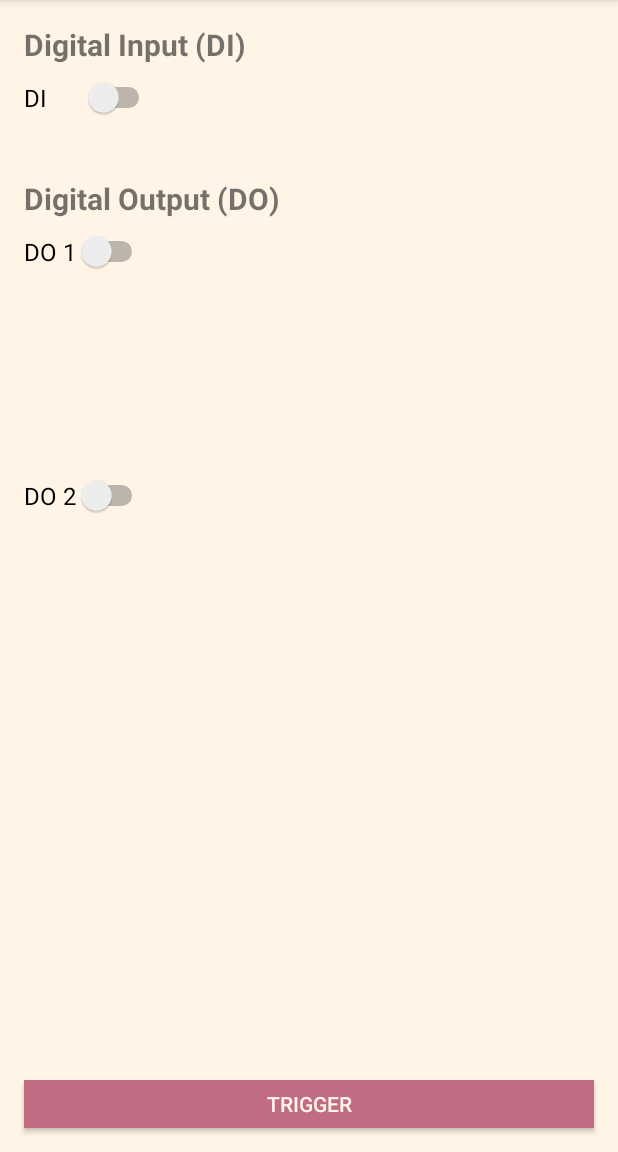
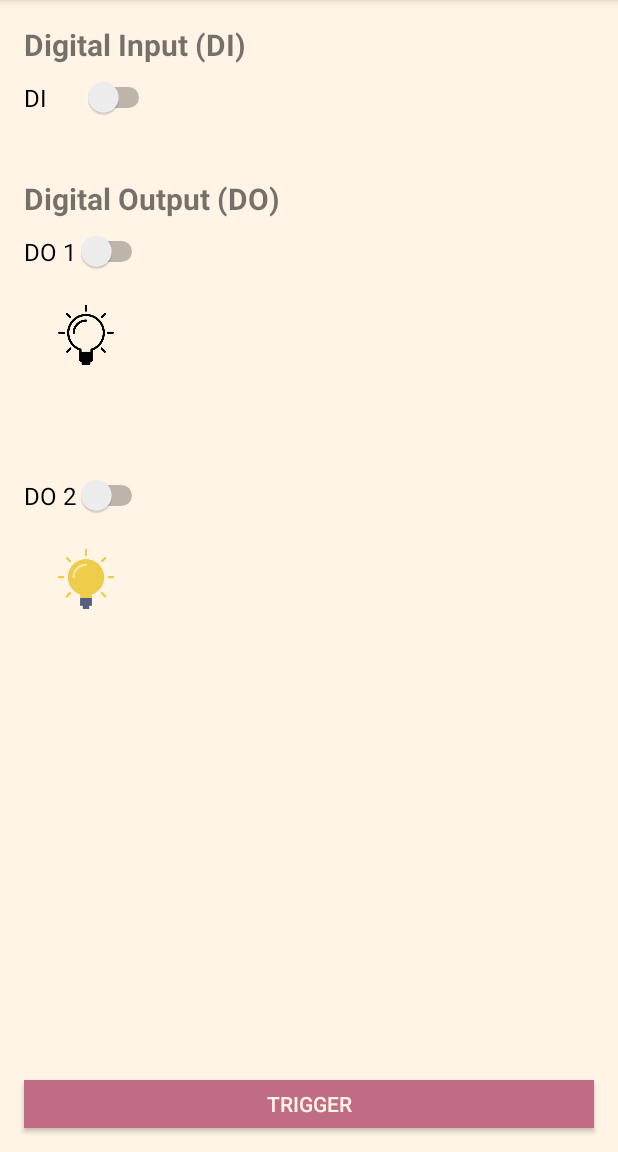
Before and after one commit to honiwy/GPIOdemo, an Android app: the screen it shows after launch (MainActivity), on a phone screen of 412 x 824 dp, the part 84-1236 px from its top. Run offline under Robolectric (Android 15) with nearby library versions, the phone set to English and light mode, and no system bars; our stand-ins replace data binding.

Commit message:
include delay and pulse logic in event trigger

```diff
--- a/app/src/main/java/com/avc/app/gpiodemo/ui/main/MainFragment.kt
+++ b/app/src/main/java/com/avc/app/gpiodemo/ui/main/MainFragment.kt
@@ -96,11 +96,6 @@ class MainFragment : Fragment() {
             }
         })
 
-        binding.trigger.setOnClickListener {
-            Toast.makeText(GpioDemoApplication.appContext, R.string.trigger_toast, Toast.LENGTH_SHORT).show()
-
-        }
-
         return binding.root
     }
 
--- a/app/src/main/java/com/avc/app/gpiodemo/ui/main/MainViewModel.kt
+++ b/app/src/main/java/com/avc/app/gpiodemo/ui/main/MainViewModel.kt
@@ -1,8 +1,11 @@
 package com.avc.app.gpiodemo.ui.main
 
+import android.widget.Toast
 import androidx.lifecycle.LiveData
 import androidx.lifecycle.MutableLiveData
 import androidx.lifecycle.ViewModel
+import com.avc.app.gpiodemo.GpioDemoApplication
+import com.avc.app.gpiodemo.R
 
 class MainViewModel : ViewModel() {
     // TODO: Implement the ViewModel
@@ -11,7 +14,7 @@ class MainViewModel : ViewModel() {
     val isDiEnabled: LiveData<Boolean>
         get() = _isDiEnabled
 
-    fun clickDiSwitch(){
+    fun clickDiSwitch() {
         _isDiEnabled.value = (_isDiEnabled.value == false)
     }
 
@@ -20,7 +23,7 @@ class MainViewModel : ViewModel() {
     val isDo1Enabled: LiveData<Boolean>
         get() = _isDo1Enabled
 
-    fun clickDo1Switch(){
+    fun clickDo1Switch() {
         _isDo1Enabled.value = (_isDo1Enabled.value == false)
     }
 
@@ -29,7 +32,7 @@ class MainViewModel : ViewModel() {
     val isDo2Enabled: LiveData<Boolean>
         get() = _isDo2Enabled
 
-    fun clickDo2Switch(){
+    fun clickDo2Switch() {
         _isDo2Enabled.value = (_isDo2Enabled.value == false)
     }
 
@@ -38,7 +41,7 @@ class MainViewModel : ViewModel() {
     val do1PulseSec: LiveData<Int>
         get() = _do1PulseSec
 
-    fun changeDo1PulseTime(sec: Int){
+    fun changeDo1PulseTime(sec: Int) {
         _do1PulseSec.value = sec
     }
 
@@ -47,7 +50,7 @@ class MainViewModel : ViewModel() {
     val do1DelaySec: LiveData<Int>
         get() = _do1DelaySec
 
-    fun changeDo1DelayTime(sec: Int){
+    fun changeDo1DelayTime(sec: Int) {
         _do1DelaySec.value = sec
     }
 
@@ -56,7 +59,7 @@ class MainViewModel : ViewModel() {
     val do2PulseSec: LiveData<Int>
         get() = _do2PulseSec
 
-    fun changeDo2PulseTime(sec: Int){
+    fun changeDo2PulseTime(sec: Int) {
         _do2PulseSec.value = sec
     }
 
@@ -65,7 +68,7 @@ class MainViewModel : ViewModel() {
     val do2DelaySec: LiveData<Int>
         get() = _do2DelaySec
 
-    fun changeDo2DelayTime(sec: Int){
+    fun changeDo2DelayTime(sec: Int) {
         _do2DelaySec.value = sec
     }
 
@@ -74,9 +77,42 @@ class MainViewModel : ViewModel() {
     val seekBarDisplayValue: LiveData<Int>
         get() = _seekBarDisplayValue
 
-    fun changeSeekBarDisplay(sec: Int){
+    fun changeSeekBarDisplay(sec: Int) {
         _seekBarDisplayValue.value = sec
     }
+
+    var do1LastTimeTriggered: Long = 0
+    var do2LastTimeTriggered: Long = 0
+
+    private val _isDO1TriggeredTooOften = MutableLiveData<Boolean>()
+
+    val isDO1TriggeredTooOften: LiveData<Boolean>
+        get() = _isDO1TriggeredTooOften
+
+    private val _isDO2TriggeredTooOften = MutableLiveData<Boolean>()
+
+    val isDO2TriggeredTooOften: LiveData<Boolean>
+        get() = _isDO2TriggeredTooOften
+
+    private val _isDO1NormalOpen = MutableLiveData<Boolean>()
+
+    val isDO1NormalOpen: LiveData<Boolean>
+        get() = _isDO1NormalOpen
+
+    private val _isDO2NormalOpen = MutableLiveData<Boolean>()
+
+    val isDO2NormalOpen: LiveData<Boolean>
+        get() = _isDO2NormalOpen
+
+    private val _isDO1LightOn = MutableLiveData<Boolean>()
+
+    val isDO1LightOn: LiveData<Boolean>
+        get() = _isDO1LightOn
+
+    private val _isDO2LightOn = MutableLiveData<Boolean>()
+
+    val isDO2LightOn: LiveData<Boolean>
+        get() = _isDO2LightOn
 
     init {
         _isDiEnabled.value = false
@@ -86,6 +122,40 @@ class MainViewModel : ViewModel() {
         _do1DelaySec.value = 1
         _do2PulseSec.value = 1
         _do2DelaySec.value = 1
-        _seekBarDisplayValue.value = 1
+        _isDO1TriggeredTooOften.value = false
+        _isDO2TriggeredTooOften.value = false
+    }
+
+    fun triggerEvent() {
+        Toast.makeText(GpioDemoApplication.appContext, R.string.trigger_toast, Toast.LENGTH_SHORT).show()
+        if (_isDo1Enabled.value == true && isTimeToTriggerDO1()) {
+            //todo: trigger do1 than close
+        }
+
+        if (_isDo2Enabled.value == true && isTimeToTriggerDO2()) {
+            //todo: trigger do2 than close
+        }
+    }
+
+    private fun isTimeToTriggerDO1(): Boolean {
+        return if ((System.currentTimeMillis() - do1LastTimeTriggered) > (_do1PulseSec.value!! + _do1DelaySec.value!!) * 1000) {
+            do1LastTimeTriggered = System.currentTimeMillis()
+            _isDO1TriggeredTooOften.value = false
+            true
+        } else {
+            _isDO1TriggeredTooOften.value = true
+            false
+        }
+    }
+
+    private fun isTimeToTriggerDO2(): Boolean {
+        return if ((System.currentTimeMillis() - do2LastTimeTriggered) > (_do2PulseSec.value!! + _do2DelaySec.value!!) * 1000) {
+            do2LastTimeTriggered = System.currentTimeMillis()
+            _isDO2TriggeredTooOften.value = false
+            true
+        } else {
+            _isDO2TriggeredTooOften.value = true
+            false
+        }
     }
 }
--- /dev/null
+++ b/app/src/main/res/drawable/light_selector.xml
@@ -0,0 +1,5 @@
+<?xml version="1.0" encoding="utf-8"?>
+<selector xmlns:android="http://schemas.android.com/apk/res/android">
+    <item android:drawable="@drawable/light_on" android:state_checked="true" />
+    <item android:drawable="@drawable/light_off" android:state_checked="false" />
+</selector>
--- /dev/null
+++ b/app/src/main/res/drawable/round_sec_tooltip.xml
@@ -0,0 +1,17 @@
+<?xml version="1.0" encoding="utf-8"?>
+
+<layer-list xmlns:android="http://schemas.android.com/apk/res/android">
+    <item>
+        <shape>
+            <solid
+                    android:color="@color/colorAccentSemi"/>
+            <corners
+                    android:radius="16dp" />
+            <padding
+                    android:left="8dp"
+                    android:top="8dp"
+                    android:right="8dp"
+                    android:bottom="8dp" />
+        </shape>
+    </item>
+</layer-list>
--- a/app/src/main/res/layout/main_fragment.xml
+++ b/app/src/main/res/layout/main_fragment.xml
@@ -136,6 +136,8 @@
                     android:id="@+id/do1PulseTimeBar"
                     android:layout_width="0dp"
                     android:layout_height="wrap_content"
+                    android:min="1"
+                    android:max="80"
                     app:layout_constraintEnd_toEndOf="@+id/dO1NormalStatus"
                     app:layout_constraintStart_toStartOf="parent"
                     app:layout_constraintTop_toBottomOf="@+id/do1PulseTime"/>
@@ -153,6 +155,8 @@
                     android:id="@+id/do1DelayTimeBar"
                     android:layout_width="0dp"
                     android:layout_height="wrap_content"
+                    android:min="1"
+                    android:max="1800"
                     app:layout_constraintEnd_toEndOf="@+id/dO1NormalStatus"
                     app:layout_constraintStart_toStartOf="parent"
                     app:layout_constraintTop_toBottomOf="@+id/do1DelayTime"/>
@@ -226,6 +230,8 @@
                     android:id="@+id/do2DelayTimeBar"
                     android:layout_width="0dp"
                     android:layout_height="wrap_content"
+                    android:min="1"
+                    android:max="1800"
                     app:layout_constraintEnd_toEndOf="@+id/dO2NormalStatus"
                     app:layout_constraintStart_toStartOf="parent"
                     app:layout_constraintTop_toBottomOf="@+id/do2DelayTime"/>
@@ -241,6 +247,8 @@
                     android:id="@+id/do2PulseTimeBar"
                     android:layout_width="0dp"
                     android:layout_height="wrap_content"
+                    android:min="1"
+                    android:max="80"
                     app:layout_constraintEnd_toEndOf="@+id/dO2NormalStatus"
                     app:layout_constraintStart_toStartOf="parent"
                     app:layout_constraintTop_toBottomOf="@+id/do2PulseTime"/>
@@ -278,6 +286,7 @@
                 android:textColor="@color/colorMain"
                 android:background="@color/colorPrimary"
                 android:text="@string/trigger"
+                android:onClick="@{()->viewModel.triggerEvent()}"
                 app:layout_constraintBottom_toBottomOf="parent"
                 app:layout_constraintEnd_toEndOf="parent"
                 app:layout_constraintStart_toStartOf="parent"/>
@@ -288,7 +297,7 @@
                 android:textSize="32dp"
                 tools:text="@string/do_display_time"
                 tools:visibility="visible"
-                android:background="@color/colorAccentSemi"
+                android:background="@drawable/round_sec_tooltip"
                 android:textColor="@color/colorMain"
                 android:visibility="invisible"
                 android:id="@+id/displaySeekbarTime"
@@ -297,9 +306,62 @@
                 app:layout_constraintEnd_toEndOf="parent"
                 android:layout_marginEnd="16dp"
                 android:layout_marginTop="8dp"
-                android:textAlignment="center"
-                android:gravity="center" app:layout_constraintTop_toBottomOf="@+id/constraintDO2"
+                android:gravity="center"
+                app:layout_constraintTop_toBottomOf="@+id/constraintDO2"
                 app:layout_constraintBottom_toTopOf="@+id/trigger"/>
+        <TextView
+                android:text="@string/trigger_do1_too_frequent"
+                android:layout_width="wrap_content"
+                android:background="@color/colorPrimaryDarkSemi"
+                android:gravity="center"
+                android:layout_height="wrap_content"
+                android:id="@+id/do1ToFrequent"
+                android:padding="8dp"
+                android:textColor="@color/colorMain"
+                android:layout_marginEnd="8dp"
+                android:visibility="@{viewModel.isDO1TriggeredTooOften? View.VISIBLE:View.INVISIBLE}"
+                tools:visibility="visible"
+                app:layout_constraintEnd_toEndOf="parent"
+                android:layout_marginStart="8dp"
+                app:layout_constraintStart_toStartOf="@+id/constraintDO1"
+                app:layout_constraintBottom_toBottomOf="@+id/constraintDO1"
+                app:layout_constraintTop_toTopOf="@+id/constraintDO1"
+                android:layout_marginTop="8dp"
+                android:layout_marginBottom="8dp"/>
+        <TextView
+                android:text="@string/trigger_do2_too_frequent"
+                android:layout_width="wrap_content"
+                android:textColor="@color/colorMain"
+                android:background="@color/colorPrimaryDarkSemi"
+                android:gravity="center"
+                android:layout_height="wrap_content"
+                android:padding="8dp"
+                android:visibility="@{viewModel.isDO2TriggeredTooOften? View.VISIBLE:View.INVISIBLE}"
+                tools:visibility="visible"
+                android:id="@+id/do2ToFrequent"
+                android:layout_marginEnd="8dp"
+                app:layout_constraintEnd_toEndOf="parent"
+                android:layout_marginStart="8dp"
+                app:layout_constraintStart_toStartOf="@+id/constraintDO2"
+                app:layout_constraintTop_toTopOf="@+id/constraintDO2"
+                app:layout_constraintBottom_toBottomOf="@+id/constraintDO2"
+                android:layout_marginTop="8dp"
+                android:layout_marginBottom="8dp"/>
+        <ImageView
+                android:layout_width="40dp"
+                android:layout_height="40dp" app:srcCompat="@drawable/light_off"
+                android:id="@+id/do1Light"
+                app:layout_constraintStart_toStartOf="@+id/dO1Switch"
+                app:layout_constraintEnd_toEndOf="@+id/dO1Switch"
+                app:layout_constraintTop_toTopOf="@+id/constraintDO1"
+                app:layout_constraintBottom_toBottomOf="@+id/constraintDO1"/>
+        <ImageView
+                android:layout_width="40dp"
+                android:layout_height="40dp" app:srcCompat="@drawable/light_on"
+                android:id="@+id/do2Light" app:layout_constraintStart_toStartOf="@+id/dO2Switch"
+                app:layout_constraintEnd_toEndOf="@+id/dO2Switch"
+                app:layout_constraintTop_toTopOf="@+id/constraintDO2"
+                app:layout_constraintBottom_toBottomOf="@+id/constraintDO2"/>
 
     </androidx.constraintlayout.widget.ConstraintLayout>
 </layout>
--- a/app/src/main/res/values/colors.xml
+++ b/app/src/main/res/values/colors.xml
@@ -2,6 +2,7 @@
 <resources>
     <color name="colorPrimary">#C06C84</color>
     <color name="colorPrimaryDark">#355C7D</color>
+    <color name="colorPrimaryDarkSemi">#bb355C7D</color>
     <color name="colorAccent">#F67280</color>
     <color name="colorAccentSemi">#88F67280</color>
     <color name="colorWhite">#FFFFFF</color>
--- a/app/src/main/res/values/strings.xml
+++ b/app/src/main/res/values/strings.xml
@@ -11,5 +11,7 @@
     <string name="pulse_time">Pulse Time</string>
     <string name="delay_time">Delay Time</string>
     <string name="trigger">Trigger</string>
-    <string name="trigger_toast">Oh! You just trigger an event!</string>
+    <string name="trigger_toast">You just trigger an event</string>
+    <string name="trigger_do1_too_frequent">Oops! DO1 is triggered too frequently!</string>
+    <string name="trigger_do2_too_frequent">Oops! DO2 is triggered too frequently!</string>
 </resources>
```
Also changed, not shown: app/src/main/res/drawable-hdpi/light_off.png (added), app/src/main/res/drawable-hdpi/light_on.png (added), app/src/main/res/drawable-mdpi/light_off.png (added), app/src/main/res/drawable-mdpi/light_on.png (added), app/src/main/res/drawable-xhdpi/light_off.png (added), app/src/main/res/drawable-xhdpi/light_on.png (added), app/src/main/res/drawable-xxhdpi/light_off.png (added), app/src/main/res/drawable-xxhdpi/light_on.png (added), app/src/main/res/drawable-xxxhdpi/light_off.png (added), app/src/main/res/drawable-xxxhdpi/light_on.png (added).
